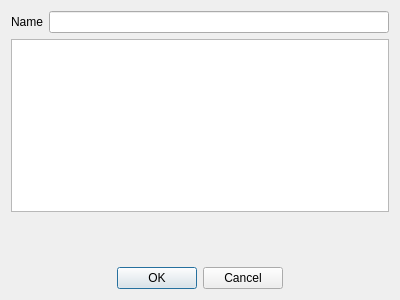
Qt form libs/delilah/gui/forms/LoadExistingBaseDlg.ui (telefonicaid/fiware-cosmos-platform) before a commit.
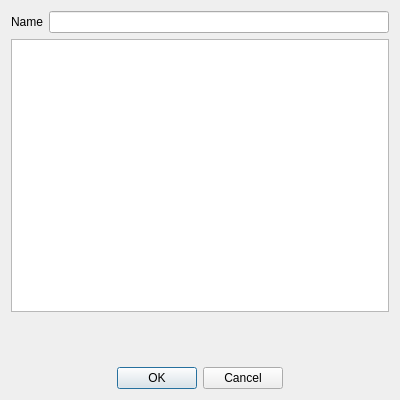
The same form after that commit.

Commit message: Anna's commit. Unified dialogs.

Diff of the .ui file:
```diff
--- a/libs/delilah/gui/forms/LoadExistingBaseDlg.ui
+++ b/libs/delilah/gui/forms/LoadExistingBaseDlg.ui
@@ -7,7 +7,7 @@
     <x>0</x>
     <y>0</y>
     <width>400</width>
-    <height>300</height>
+    <height>400</height>
    </rect>
   </property>
   <property name="windowTitle">
```
The commit also changes 3 other files.
